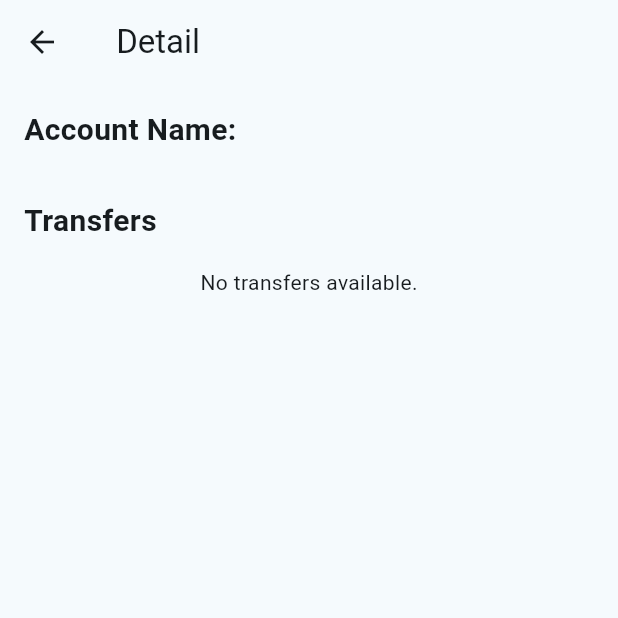
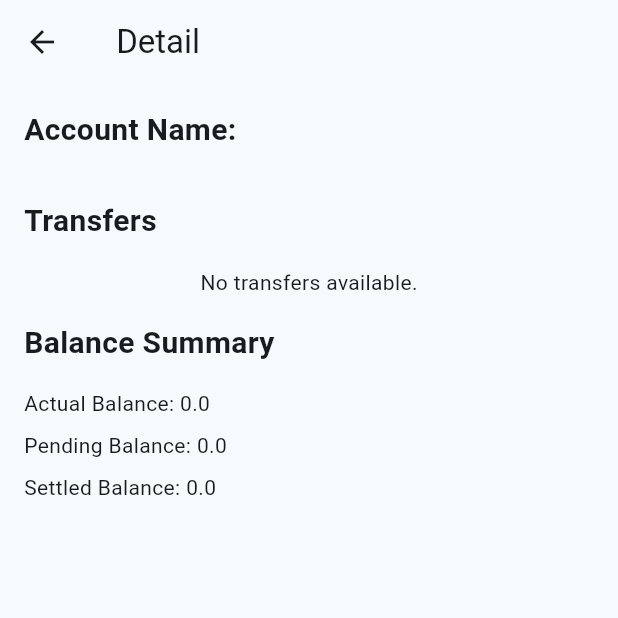
Before and after one commit to Thinnakorn050/mywallet, a Flutter app: the AccountDetailPage screen opened directly with empty values, on a phone screen of 412 x 824 dp, the top half of it. Run offline on Flutter 3.47's test engine with Material 3 defaults, Android fonts, the phone set to English and light mode, and no system bars; our stand-ins replace font_awesome_flutter, sqflite; accounts and stored records are empty.

Commit message:
show actual blanc simple

```diff
--- a/lib/pages/account_detail_page.dart
+++ b/lib/pages/account_detail_page.dart
@@ -54,6 +54,9 @@ class _AccountDetailPageState extends State<AccountDetailPage> {
             );
           } else {
             final List<Transfer> transfers = snapshot.data!;
+            double actualBalance = calculateActualBalance(transfers);
+            double pendingBalance = calculatePendingBalance(transfers);
+            double settledBalance = calculateSettledBalance(transfers);
 
             return Column(
               crossAxisAlignment: CrossAxisAlignment.start,
@@ -66,12 +69,30 @@ class _AccountDetailPageState extends State<AccountDetailPage> {
                   ),
                 ),
                 _buildTransactionSection('Transfers', transfers),
+                _buildBalanceSection(
+                    actualBalance, pendingBalance, settledBalance),
               ],
             );
           }
         },
       ),
     );
+  }
+
+  double calculateActualBalance(List<Transfer> transfers) {
+    return transfers.fold(0, (double sum, Transfer transfer) {
+      return sum + transfer.money;
+    });
+  }
+
+  double calculatePendingBalance(List<Transfer> transfers) {
+    // Add logic to calculate pending balance based on your requirements
+    return 0.0;
+  }
+
+  double calculateSettledBalance(List<Transfer> transfers) {
+    // Add logic to calculate settled balance based on your requirements
+    return 0.0;
   }
 
   Widget _buildTransactionSection(String title, List<Transfer> transfers) {
@@ -111,4 +132,26 @@ class _AccountDetailPageState extends State<AccountDetailPage> {
       ],
     );
   }
+
+  Widget _buildBalanceSection(
+      double actualBalance, double pendingBalance, double settledBalance) {
+    return Padding(
+      padding: const EdgeInsets.all(16.0),
+      child: Column(
+        crossAxisAlignment: CrossAxisAlignment.start,
+        children: [
+          Text(
+            'Balance Summary',
+            style: TextStyle(fontSize: 20, fontWeight: FontWeight.bold),
+          ),
+          SizedBox(height: 16),
+          Text('Actual Balance: $actualBalance'),
+          SizedBox(height: 8),
+          Text('Pending Balance: $pendingBalance'),
+          SizedBox(height: 8),
+          Text('Settled Balance: $settledBalance'),
+        ],
+      ),
+    );
+  }
 }
```
